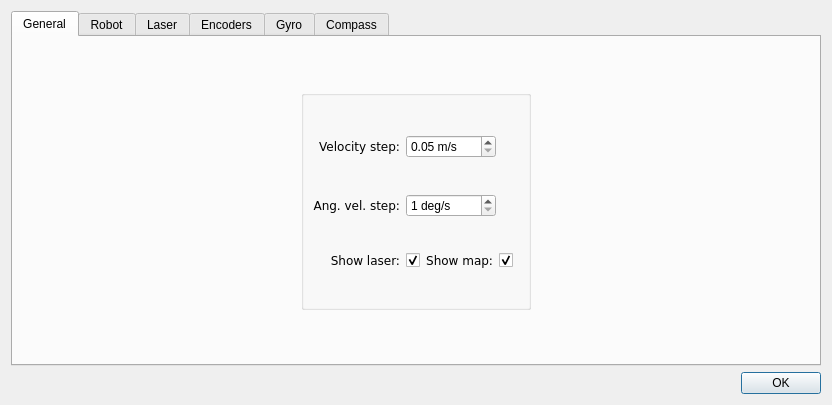
First picture: the form in src/ui/settings_dialog.ui, repository kam3k/MSL-Simulator, before the edit.
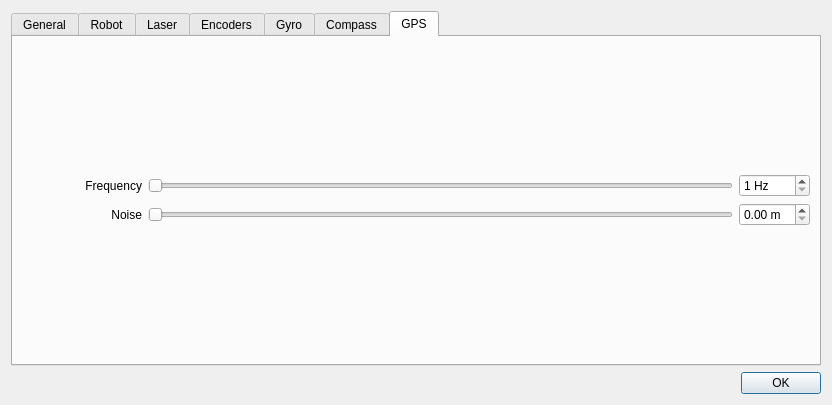
Second picture: the form after the edit. The open tabs and pages were chosen to show the change.

```diff
--- a/src/ui/settings_dialog.ui
+++ b/src/ui/settings_dialog.ui
@@ -1460,6 +1460,121 @@
          </item>
          <item row="0" column="2">
           <widget class="QSpinBox" name="compass_freq_box">
+           <property name="suffix">
+            <string> Hz</string>
+           </property>
+           <property name="minimum">
+            <number>1</number>
+           </property>
+           <property name="maximum">
+            <number>100</number>
+           </property>
+          </widget>
+         </item>
+        </layout>
+       </item>
+      </layout>
+     </widget>
+     <widget class="QWidget" name="tab">
+      <attribute name="title">
+       <string>GPS</string>
+      </attribute>
+      <layout class="QGridLayout" name="gridLayout_29">
+       <item row="0" column="0">
+        <layout class="QGridLayout" name="gridLayout_28">
+         <item row="1" column="0">
+          <widget class="QLabel" name="label_53">
+           <property name="minimumSize">
+            <size>
+             <width>120</width>
+             <height>0</height>
+            </size>
+           </property>
+           <property name="maximumSize">
+            <size>
+             <width>120</width>
+             <height>16777215</height>
+            </size>
+           </property>
+           <property name="font">
+            <font>
+             <pointsize>9</pointsize>
+            </font>
+           </property>
+           <property name="text">
+            <string>Noise</string>
+           </property>
+           <property name="alignment">
+            <set>Qt::AlignRight|Qt::AlignTrailing|Qt::AlignVCenter</set>
+           </property>
+          </widget>
+         </item>
+         <item row="1" column="1">
+          <widget class="QSlider" name="gps_noise_slider">
+           <property name="minimum">
+            <number>0</number>
+           </property>
+           <property name="maximum">
+            <number>1000</number>
+           </property>
+           <property name="orientation">
+            <enum>Qt::Horizontal</enum>
+           </property>
+           <property name="invertedAppearance">
+            <bool>false</bool>
+           </property>
+           <property name="invertedControls">
+            <bool>false</bool>
+           </property>
+          </widget>
+         </item>
+         <item row="1" column="2">
+          <widget class="QDoubleSpinBox" name="gps_noise_box">
+           <property name="suffix">
+            <string> m</string>
+           </property>
+           <property name="decimals">
+            <number>2</number>
+           </property>
+           <property name="minimum">
+            <double>0.000000000000000</double>
+           </property>
+           <property name="maximum">
+            <double>10.000000000000000</double>
+           </property>
+           <property name="singleStep">
+            <double>1.000000000000000</double>
+           </property>
+          </widget>
+         </item>
+         <item row="0" column="1">
+          <widget class="QSlider" name="gps_freq_slider">
+           <property name="minimum">
+            <number>1</number>
+           </property>
+           <property name="maximum">
+            <number>100</number>
+           </property>
+           <property name="orientation">
+            <enum>Qt::Horizontal</enum>
+           </property>
+          </widget>
+         </item>
+         <item row="0" column="0">
+          <widget class="QLabel" name="label_54">
+           <property name="text">
+            <string>Frequency</string>
+           </property>
+           <property name="alignment">
+            <set>Qt::AlignRight|Qt::AlignTrailing|Qt::AlignVCenter</set>
+           </property>
+          </widget>
+         </item>
+         <item row="0" column="2">
+          <widget class="QSpinBox" name="gps_freq_box">
+           <property name="suffix">
+            <string> Hz</string>
+           </property>
            <property name="minimum">
             <number>1</number>
            </property>
```
